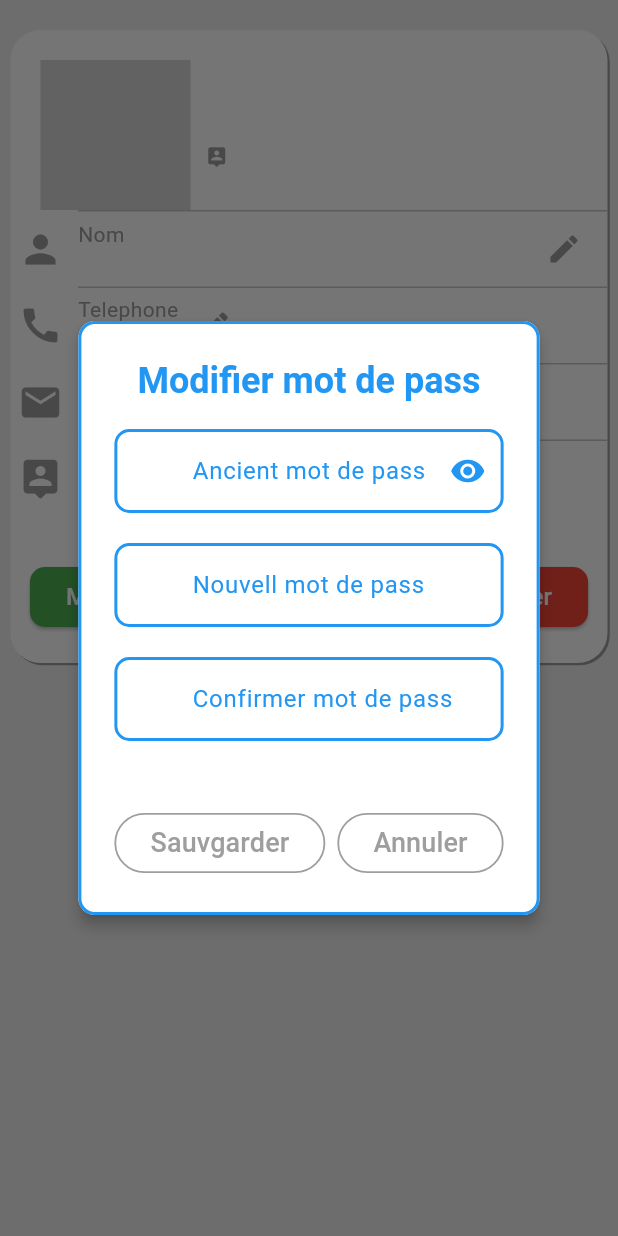
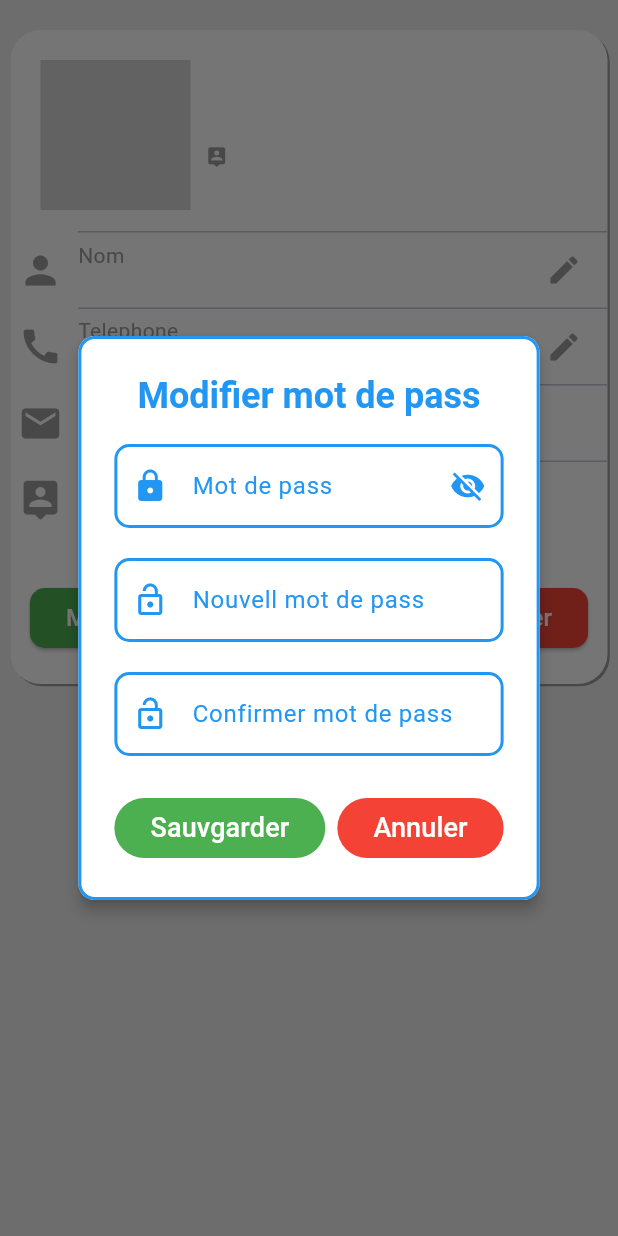
Before and after one commit to Kazan-2-magma/Admin_repo, a Flutter app: the ProfileScreen screen opened directly with empty values, after a tap on "Modifier le mot de pass", on a phone screen of 412 x 824 dp. Run offline on Flutter 3.47's test engine with Material 3 defaults, Android fonts, the phone set to English and light mode, and no system bars; drawn by our look-alikes of flutter_profile_picture; our stand-ins replace cloud_firestore, dropdown_button2, firebase_auth, firebase_core, flutter_slider_drawer, image_picker; missing offline and left inert: animation_search_bar; accounts and stored records are empty.

Commit message:
profile update v0.8.14

```diff
--- a/lib/screens/login_screen.dart
+++ b/lib/screens/login_screen.dart
@@ -69,7 +69,7 @@ class _LoginScreenState extends State<LoginScreen> {
                   ),
                 ),
                 Container(
-                  margin: EdgeInsets.only(top: 20),
+                  margin: EdgeInsets.only(top: 20,right: 5,left: 5,bottom:5),
                   padding: EdgeInsets.symmetric(horizontal: 45),
                   decoration: BoxDecoration(
                     color: CustomColors.white,
--- a/lib/screens/profile_screen.dart
+++ b/lib/screens/profile_screen.dart
@@ -35,7 +35,7 @@ class _ProfileScreenState extends State<ProfileScreen> {
   TextEditingController currentPasswordEditEditingController =TextEditingController();
   TextEditingController passwordEditEditingController =TextEditingController();
   TextEditingController passwordConfirmationEditEditingController =TextEditingController();
-  bool passwordVisible = true;
+  bool passwordVisible = false;
   Map<String, dynamic>? data;
 
 
@@ -140,7 +140,8 @@ class _ProfileScreenState extends State<ProfileScreen> {
                             ],
                           ),
                         ),
-                        const Divider(height: 1.0,indent: 45,),
+                        const SizedBox(height: 15,),
+                        const Divider(height: 0.0,indent: 45,),
                         Container(
                           height: 50,
                           padding:const EdgeInsets.symmetric(/*vertical: 15,*/ horizontal:5),
@@ -169,13 +170,15 @@ class _ProfileScreenState extends State<ProfileScreen> {
                                   func: () {
                                       CustomWidgets.showAlertDialog(
                                           context,
-                                          "Votre ancien nom ${widget.adminUser!.getFullname()}",
+                                          "Votre nom: ${widget.adminUser!.getFullname()}",
                                           children:  CustomWidgets.customTextFormField(
+
+                                              icon: Icons.person,
                                               funcValid: (value){
                                                 return null;
                                               },
                                               editingController: nomEditEditingController,
-                                              hintText: "Nouvelle nom"),
+                                              hintText: "Nouveau nom"),
                                           list:
                                           [
                                             CustomWidgets.customButton(
@@ -187,6 +190,7 @@ class _ProfileScreenState extends State<ProfileScreen> {
                                                  data?["lastName"] = splitFullName(nomEditEditingController.text)[1];
                                                });
                                                 print(data!["lastName"]);
+
                                               }
                                               widget._firebaseServiceUser.modifyUserById(
                                                   widget.adminUser!.id_user,
@@ -194,16 +198,15 @@ class _ProfileScreenState extends State<ProfileScreen> {
                                               );
                                               setState(() {
                                                 widget.adminUser!.setFullName(nomEditEditingController.text);
+                                                Navigator.pop(context);
+                                                CustomFunctions.ClearTextFields([nomEditEditingController]);
                                               });
-                                              Navigator.pop(context);
                                             },
-                                            color: CustomColors.transparent,
+                                            color: CustomColors.green,
                                               shadowColor: CustomColors.transparent,
                                               surfaceTintColor: CustomColors.transparent,
-                                            colorText: CustomColors.grey,
+                                            colorText: CustomColors.white,
                                             radius: 30,
-                                            borderColor: CustomColors.grey,
-                                            borderWidth: 1.2,
                                           ),
                                             CustomWidgets.customButton(
                                               text: "Annuler",
@@ -213,13 +216,11 @@ class _ProfileScreenState extends State<ProfileScreen> {
                                                   CustomFunctions.ClearTextFields([nomEditEditingController]);
                                                 });
                                               },
-                                              color: CustomColors.transparent,
+                                              color: CustomColors.red,
                                               shadowColor: CustomColors.transparent,
                                               surfaceTintColor: CustomColors.transparent,
-                                              colorText: CustomColors.grey,
+                                              colorText: CustomColors.white,
                                               radius: 30,
-                                              borderColor: CustomColors.grey,
-                                              borderWidth: 1.2,
                                             ),
                                           ]
                                       );
@@ -235,8 +236,11 @@ class _ProfileScreenState extends State<ProfileScreen> {
                           height: 50,
                           padding:const EdgeInsets.symmetric(/*vertical: 15,*/ horizontal:5),
                           child: Row(
+                            mainAxisAlignment:MainAxisAlignment.spaceBetween,
                             children:
                             [
+                              Row(
+                                children: [
                                   Icon(Icons.call,size: 30,color: CustomColors.grey,),
                                   CustomWidgets.horizontalSpace(10),
                                   Column(
@@ -250,12 +254,15 @@ class _ProfileScreenState extends State<ProfileScreen> {
                                       ),
                                     ],
                                   ),
+                                ],
+                              ),
                               CustomWidgets.customIconButton(
                                 func: () {
                                   CustomWidgets.showAlertDialog(
                                       context,
-                                      "Votre N° de Telephone: ${widget.adminUser!.phoneNumber}",
+                                      "Votre Tel: ${widget.adminUser!.phoneNumber}",
                                       children: CustomWidgets.customTextFormField(
+                                        icon: Icons.call,
                                           funcValid: (value){
                                               return null;
                                           },
@@ -274,15 +281,15 @@ class _ProfileScreenState extends State<ProfileScreen> {
                                             );
                                             setState(() {
                                               widget.adminUser!.phoneNumber = numeroEditEditingController.text;
+                                              Navigator.pop(context);
+                                              CustomFunctions.ClearTextFields([nomEditEditingController]);
                                             });
                                           },
-                                          color: CustomColors.transparent,
+                                          color: CustomColors.green,
                                           shadowColor: CustomColors.transparent,
                                           surfaceTintColor: CustomColors.transparent,
-                                          colorText: CustomColors.grey,
+                                          colorText: CustomColors.white,
                                           radius: 30,
-                                          borderColor: CustomColors.grey,
-                                          borderWidth: 1.2,
                                         ),
                                         CustomWidgets.customButton(
                                           text: "Annuler",
@@ -292,13 +299,11 @@ class _ProfileScreenState extends State<ProfileScreen> {
                                               CustomFunctions.ClearTextFields([numeroEditEditingController]);
                                             });
                                           },
-                                          color: CustomColors.transparent,
+                                          color: CustomColors.red,
                                           shadowColor: CustomColors.transparent,
                                           surfaceTintColor: CustomColors.transparent,
-                                          colorText: CustomColors.grey,
+                                          colorText: CustomColors.white,
                                           radius: 30,
-                                          borderColor: CustomColors.grey,
-                                          borderWidth: 1.2,
                                         ),
                                       ]
                                   );
@@ -384,14 +389,15 @@ class _ProfileScreenState extends State<ProfileScreen> {
                                               children:
                                               [
                                                 CustomWidgets.customTextFormField(
+                                                    icon: Icons.lock,
                                                     funcValid: (value){
-                                                      if(value!.isEmpty) return "Entrer ancient mot de pass";
+                                                      if(value!.isEmpty) return "Entrer mot de pass";
                                                       else if(value != data!["password"]){
                                                         return "Le mot de pass incorrect";
                                                       }
                                                         return null;
                                                     },
-                                                    isObscureText: true,
+                                                    isObscureText: passwordVisible,
                                                     suffixIcon: IconButton(
                                                       icon: Icon(passwordVisible
                                                           ? Icons.visibility
@@ -404,12 +410,14 @@ class _ProfileScreenState extends State<ProfileScreen> {
                                                           },
 
                                                         );
+
                                                       },
                                                     ),
                                                     editingController: currentPasswordEditEditingController,
-                                                    hintText: "Ancient mot de pass"),
+                                                    hintText: "Mot de pass"),
                                                 CustomWidgets.verticalSpace(20.0),
                                                 CustomWidgets.customTextFormField(
+                                                  icon: Icons.lock_open,
                                                     funcValid: (value){
                                                         if(value!.isEmpty) {
                                                           return "Entrer la Nouvelle de mot de pass";
@@ -421,6 +429,8 @@ class _ProfileScreenState extends State<ProfileScreen> {
                                                     hintText: "Nouvell mot de pass"),
                                                 CustomWidgets.verticalSpace(20.0),
                                                 CustomWidgets.customTextFormField(
+                                                    icon: Icons.lock_open,
+
                                                     funcValid: (value){
                                                       if(value!.isEmpty) {
                                                         return "Entrer la Confirmation de mot de pass";
@@ -432,7 +442,6 @@ class _ProfileScreenState extends State<ProfileScreen> {
                                                     isObscureText: true,
                                                     editingController: passwordConfirmationEditEditingController,
                                                     hintText: "Confirmer mot de pass"),
-                                                CustomWidgets.verticalSpace(20.0),
                                               ],
                                             ),
                                           ),
@@ -452,6 +461,7 @@ class _ProfileScreenState extends State<ProfileScreen> {
                                                       passwordEditEditingController.text,
                                                   ).then((value){
                                                     print("Password updated");
+                                                    Navigator.pop(context);
                                                   }).catchError((onError){
                                                     print("Update error");
                                                   });
@@ -459,15 +469,12 @@ class _ProfileScreenState extends State<ProfileScreen> {
                                                   print("Auth error");
                                                 });
                                               }
-                                              Navigator.pop(context);
                                             },
-                                            color: CustomColors.transparent,
+                                            color: CustomColors.green,
                                             shadowColor: CustomColors.transparent,
                                             surfaceTintColor: CustomColors.transparent,
-                                            colorText: CustomColors.grey,
+                                            colorText: CustomColors.white,
                                             radius: 30,
-                                            borderColor: CustomColors.grey,
-                                            borderWidth: 1.2,
                                           ),
                                           CustomWidgets.customButton(
                                             text: "Annuler",
@@ -477,13 +484,11 @@ class _ProfileScreenState extends State<ProfileScreen> {
                                                 CustomFunctions.ClearTextFields([nomEditEditingController]);
                                               });
                                             },
-                                            color: CustomColors.transparent,
+                                            color: CustomColors.red,
                                             shadowColor: CustomColors.transparent,
                                             surfaceTintColor: CustomColors.transparent,
-                                            colorText: CustomColors.grey,
+                                            colorText: CustomColors.white,
                                             radius: 30,
-                                            borderColor: CustomColors.grey,
-                                            borderWidth: 1.2,
                                           ),
                                         ]
                                         );
--- a/lib/shared/Widgets/CustomWidgets.dart
+++ b/lib/shared/Widgets/CustomWidgets.dart
@@ -301,6 +301,7 @@ class CustomWidgets{
    showDialog(
        context: context,
        builder: (context) => AlertDialog(
+         actionsAlignment: MainAxisAlignment.center,
          surfaceTintColor: CustomColors.white,
          backgroundColor: CustomColors.white,
          elevation: 4,
```
Also changed, not shown: pubspec.lock. Lines whose indentation alone changed are shown as unchanged.
